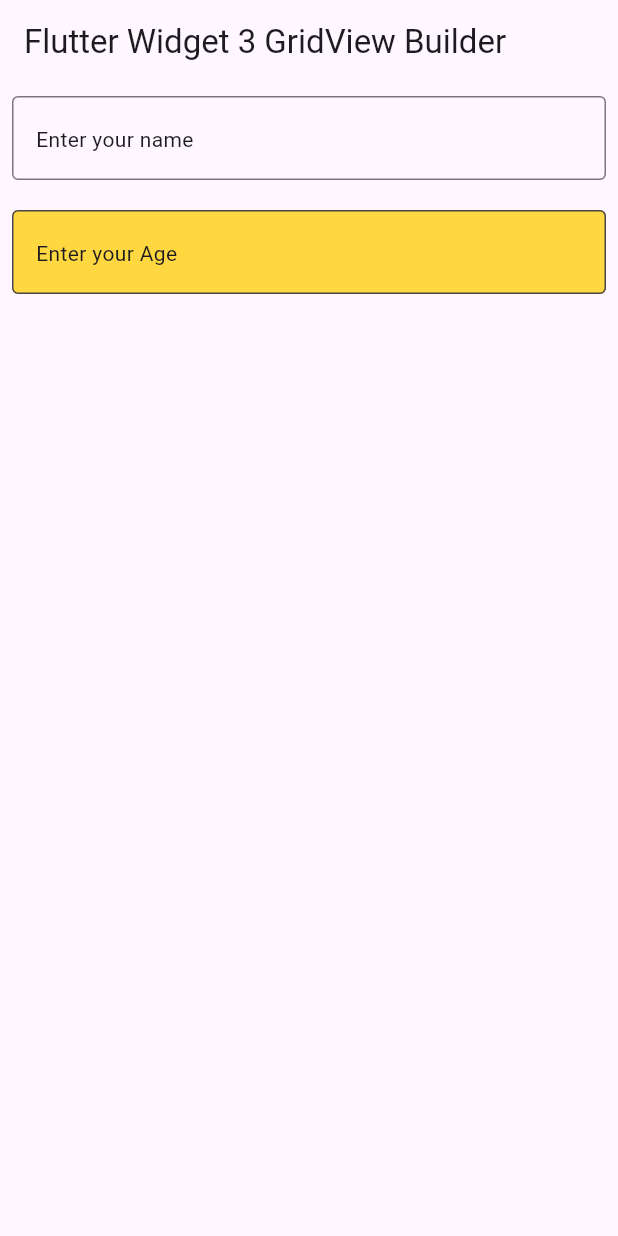
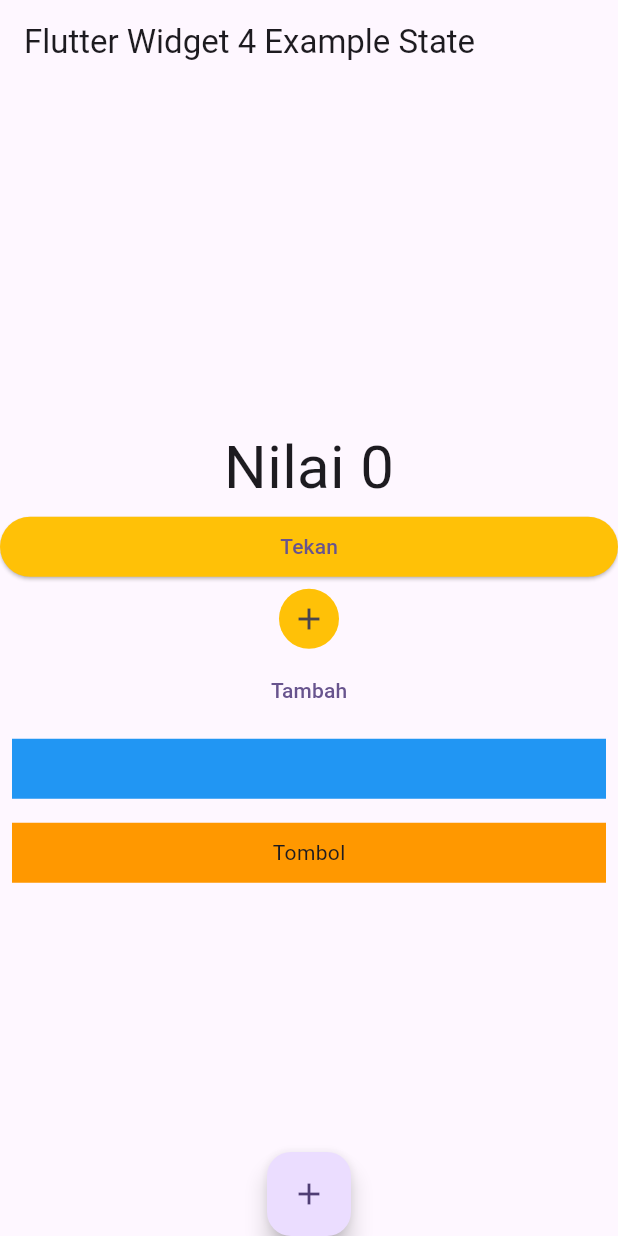
Before and after one commit to Habibieproject/practice_arn, a Flutter app: the screen it shows after launch, on a phone screen of 412 x 824 dp. Run offline on Flutter 3.47's test engine with Material 3 defaults, Android fonts, the phone set to English and light mode, and no system bars.

Commit message:
Flutter Widget 4

```diff
--- a/lib/main.dart
+++ b/lib/main.dart
@@ -1,5 +1,5 @@
 import 'package:flutter/material.dart';
-import 'package:practice_arn/views/flutter_widget_3/textfield.dart';
+import 'package:practice_arn/views/flutter_widget_4/test.dart';
 
 void main() {
   runApp(const MyApp());
@@ -31,7 +31,7 @@
         // tested with just a hot reload.
         colorScheme: ColorScheme.fromSeed(seedColor: Colors.deepPurple),
       ),
-      home: FlutterWidget3TextField(),
+      home: FlutterWidget4ExampleState(),
     );
   }
 }
--- a/lib/views/flutter_widget_3/textfield.dart
+++ b/lib/views/flutter_widget_3/textfield.dart
@@ -6,7 +6,7 @@
   @override
   Widget build(BuildContext context) {
     return Scaffold(
-      appBar: AppBar(title: Text("Flutter Widget 3 GridView Builder")),
+      appBar: AppBar(title: Text("Flutter Widget 3 TextField")),
       body: Padding(
         padding: const EdgeInsets.all(8.0),
         child: Column(
--- /dev/null
+++ b/lib/views/flutter_widget_4/test.dart
@@ -0,0 +1,124 @@
+import 'package:flutter/material.dart';
+
+class FlutterWidget4ExampleState extends StatefulWidget {
+  const FlutterWidget4ExampleState({super.key});
+
+  @override
+  State<FlutterWidget4ExampleState> createState() =>
+      _FlutterWidget4ExampleStateState();
+}
+
+class _FlutterWidget4ExampleStateState
+    extends State<FlutterWidget4ExampleState> {
+  int counter = 0;
+  bool isShow = true;
+  @override
+  Widget build(BuildContext context) {
+    print("REFRESH");
+    return Scaffold(
+      appBar: AppBar(title: Text("Flutter Widget 4 Example State")),
+      floatingActionButton: FloatingActionButton(
+        child: Icon(Icons.add),
+        onPressed: () {
+          print("Before $counter");
+          setState(() {});
+          counter++;
+          print("After $counter");
+        },
+      ),
+      floatingActionButtonLocation:
+          FloatingActionButtonLocation.miniCenterDocked,
+      body: Column(
+        mainAxisAlignment: MainAxisAlignment.center,
+        children: [
+          isShow
+              ? Text("Nilai $counter", style: TextStyle(fontSize: 40))
+              : SizedBox(),
+          SizedBox(
+            width: double.infinity,
+            child: ElevatedButton(
+              style: ButtonStyle(
+                backgroundColor: WidgetStatePropertyAll(Colors.amber),
+              ),
+              onPressed: () {
+                print("Before $isShow");
+                setState(() {});
+                isShow = !isShow;
+                print("After $isShow");
+              },
+              child: Text("Tekan"),
+            ),
+          ),
+          IconButton(
+            style: ButtonStyle(
+              backgroundColor: WidgetStatePropertyAll(Colors.amber),
+            ),
+            onPressed: () {
+              print("Before $counter");
+              setState(() {});
+              counter++;
+              print("After $counter");
+            },
+            icon: Icon(Icons.add),
+          ),
+          TextButton(
+            onPressed: () {
+              print("Before $counter");
+              setState(() {});
+              counter++;
+              print("After $counter");
+            },
+            child: Text("Tambah"),
+          ),
+          InkWell(
+            onTap: () {
+              print("Before $counter");
+              setState(() {});
+              counter++;
+              print("After $counter");
+            },
+            child: Padding(
+              padding: const EdgeInsets.all(8.0),
+              child: Container(
+                color: Colors.blue,
+                height: 40,
+                width: double.infinity,
+              ),
+            ),
+          ),
+          GestureDetector(
+            onDoubleTap: () {
+              print("Double Before $counter");
+              setState(() {});
+              counter--;
+              print("Double After $counter");
+            },
+            onLongPress: () {
+              print("OnLong Before $counter");
+              setState(() {});
+              counter--;
+              print("OnLong After $counter");
+            },
+
+            onTap: () {
+              print("Before $counter");
+              setState(() {});
+              counter++;
+              print("After $counter");
+            },
+            child: Padding(
+              padding: const EdgeInsets.all(8.0),
+              child: Container(
+                alignment: Alignment.center,
+                color: Colors.orange,
+                height: 40,
+                width: double.infinity,
+                child: Text("Tombol"),
+              ),
+            ),
+          ),
+        ],
+      ),
+    );
+  }
+}
```
